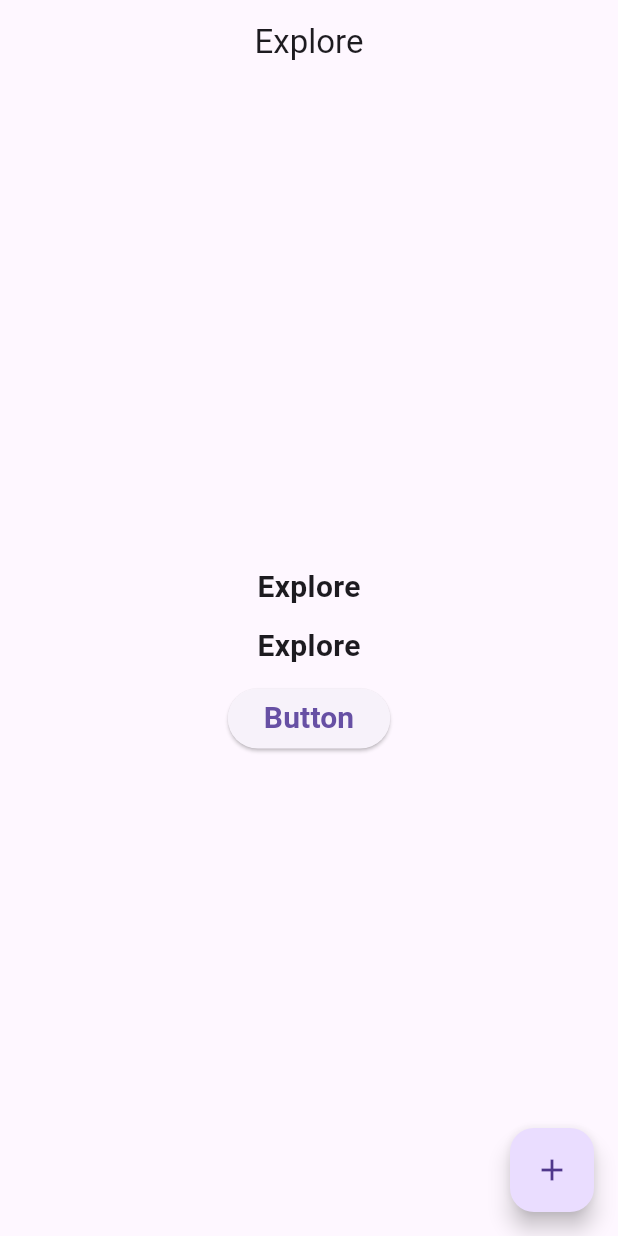
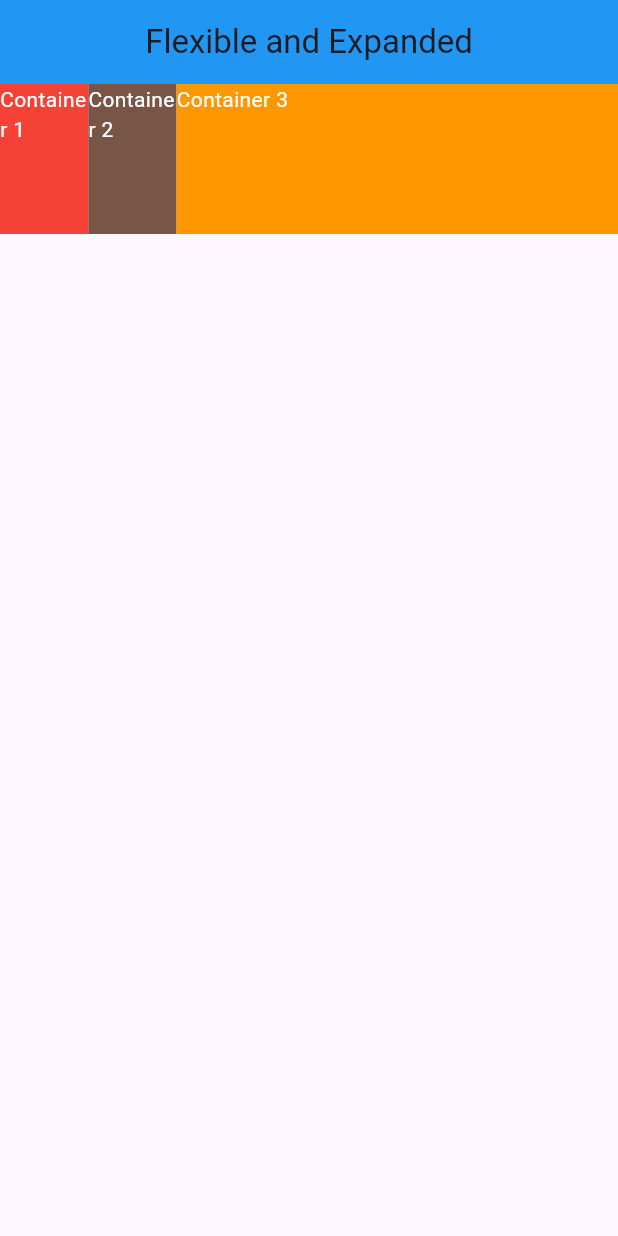
Before and after one commit to SehanAF/Learning-Flutter, a Flutter app: the screen it shows after launch, on a phone screen of 412 x 824 dp. Run offline on Flutter 3.47's test engine with Material 3 defaults, Android fonts, the phone set to English and light mode, and no system bars; our stand-ins replace dio, faker, flutter_slidable, flutter_svg, google_nav_bar, hive and 1 more; missing offline and left inert: status_alert; accounts and stored records are empty.

```diff
--- a/lib/main.dart
+++ b/lib/main.dart
@@ -15,9 +15,12 @@ import 'package:myapp/pages/latihan/Profile,%20Berita,%20&%20Ranking/home_berita
 import 'package:myapp/pages/latihan/Profile,%20Berita,%20&%20Ranking/home_profile.dart';
 import 'package:myapp/pages/latihan/Profile,%20Berita,%20&%20Ranking/ranking.dart';
 import 'package:myapp/pages/latihan/Profile,%20Berita,%20&%20Ranking/test0.dart';
+import 'package:myapp/pages/latihan/Story%20kegiatan/galery_kegiatan.dart';
 import 'package:myapp/pages/latihan/Verifikasi,%20Home%20&%20Pengumuman/home_page.dart';
 import 'package:myapp/pages/pages_recipebook/login_page.dart';
+import 'package:myapp/pages/pages_tutorial/30_flexible_and_expanded.dart';
 import 'package:myapp/pages/pages_tutorial/model_blueprint.dart';
+import 'package:myapp/pages/pages_tutorial/mediaquery.dart';
 import 'package:myapp/pages/pages_tutorial/switch_button.dart';
 import 'package:myapp/pages/pages_tutorial/theme.dart';
 import 'package:myapp/pages/profile_page.dart';
@@ -41,11 +44,11 @@ class MyApp extends StatelessWidget {
         // visualDensity: VisualDensity.compact,
         // visualDensity: VisualDensity.standard,
         // primarySwatch: Colors.orange,
-        primaryColor: Colors.amber,
+        // primaryColor: Colors.amber,
 
 
       ),
-      home: ThemeExplore(),
+      home: FlexibleAndExpanded(),
       //initialRoute: "/onboarding",
       routes: {
         // onboarding
--- /dev/null
+++ b/lib/pages/pages_tutorial/30_flexible_and_expanded.dart
@@ -0,0 +1,58 @@
+// ignore_for_file: prefer_const_constructors
+
+import 'package:flutter/material.dart';
+
+class FlexibleAndExpanded extends StatelessWidget {
+  FlexibleAndExpanded({super.key});
+
+  @override
+  Widget build(BuildContext context) {
+    return Scaffold(
+      appBar: AppBar(
+        title: Text('Flexible and Expanded'),
+        centerTitle: true,
+        backgroundColor: Colors.blue,
+      ),
+      body: Row(
+        children: [
+          Flexible(
+            fit: FlexFit.tight,
+            child: Container(
+              width: 100,
+              height: 100,
+              color: Colors.red,
+              child: Text(
+                'Container 1',
+                style: TextStyle(color: Colors.white),
+              ),
+            ),
+          ),
+          Flexible(
+            fit: FlexFit.loose,
+            child: Container(
+              width: 100,
+              height: 100,
+              color: Colors.brown,
+              child: Text(
+                'Container 2',
+                style: TextStyle(color: Colors.white),
+              )
+            ),
+          ),
+          Expanded(
+            flex: 5, // expanded use flex, expanded adalah flexible dengan fit FlexFit.tight
+            child: Container(
+              width: 100,
+              height: 100,
+              color: Colors.orange,
+              child: Text(
+                'Container 3',
+                style: TextStyle(color: Colors.white),
+              )
+            ),
+          ),
+        ],
+      ),
+    );
+  }
+}
```
Also changed, not shown: lib/models/galery kegiatan/information.dart (added, +13 -0 lines), lib/pages/latihan/Story kegiatan/galery_kegiatan.dart (added, +85 -0 lines), lib/pages/pages_tutorial/mediaquery.dart (added, +88 -0 lines).
